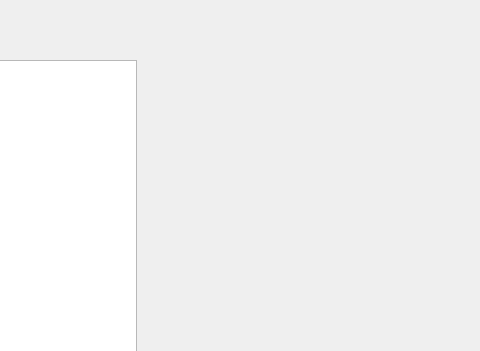
This is KHYControl/treeview/treewidget.ui in yolens11/ly as Qt 5 draws it before an edit; both pictures show x 174 to 654 and y 0 to 351 of the 654 by 641 pixel window. The edited form follows.
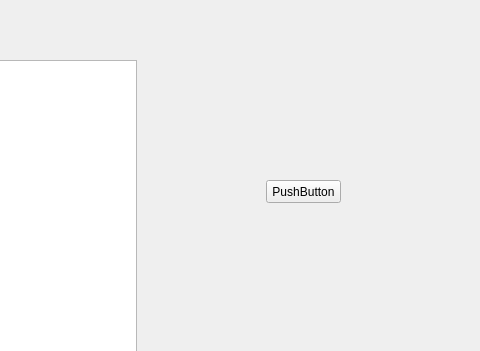
This is the edited form.

```diff
--- a/KHYControl/treeview/treewidget.ui
+++ b/KHYControl/treeview/treewidget.ui
@@ -32,6 +32,19 @@
     <enum>Qt::MoveAction</enum>
    </property>
   </widget>
+  <widget class="QPushButton" name="pushButton">
+   <property name="geometry">
+    <rect>
+     <x>440</x>
+     <y>180</y>
+     <width>75</width>
+     <height>23</height>
+    </rect>
+   </property>
+   <property name="text">
+    <string>PushButton</string>
+   </property>
+  </widget>
  </widget>
  <resources/>
  <connections/>
```
